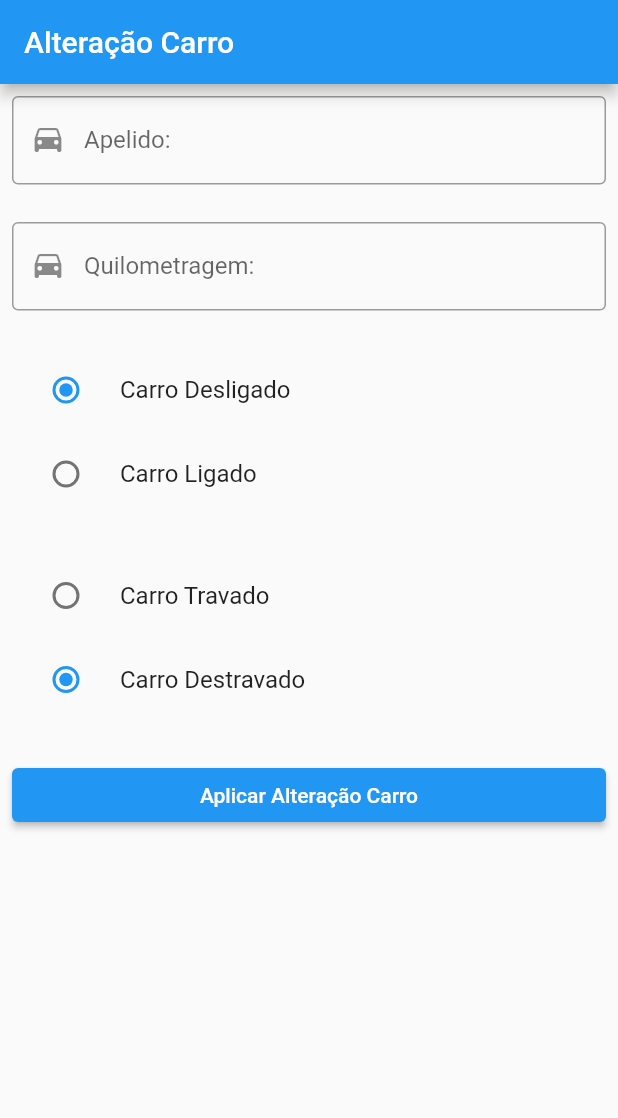
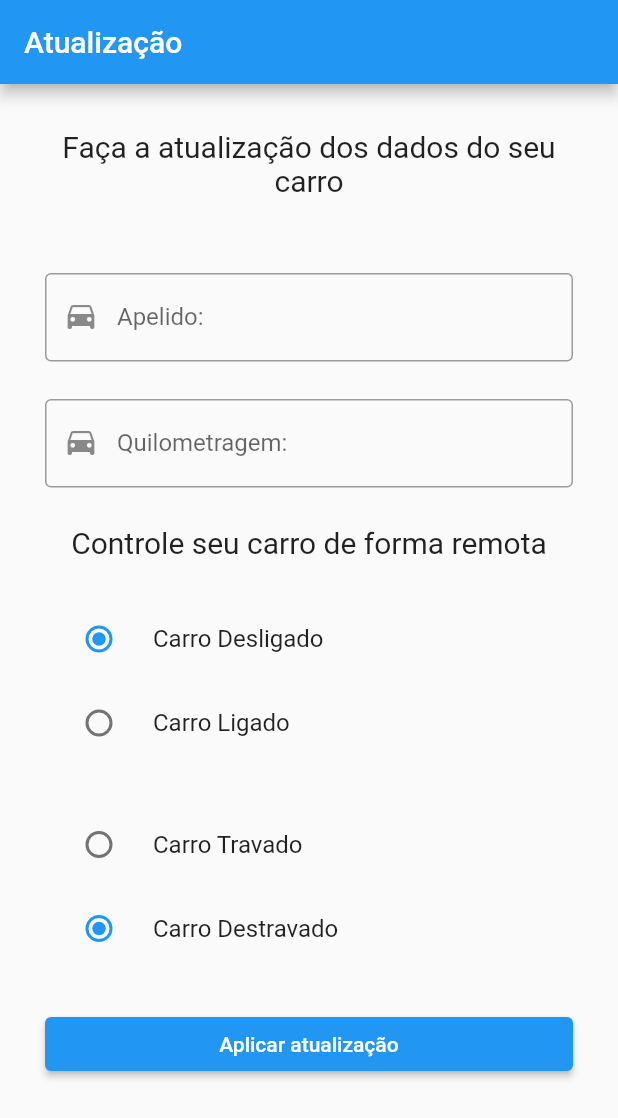
Before and after one commit to CaarlosAndrade/carroeletrico, a Flutter app: the AlteracaoCarroPage screen opened by its route, on a phone screen of 412 x 824 dp. Shown: the top 1118 px of the screen. Run offline on Flutter 3.47's test engine with Material 2 defaults, Android fonts, the phone set to English and light mode, and no system bars; our stand-ins replace google_maps_flutter, sqflite; accounts and stored records are empty; network calls fail; statements that could not run were skipped.

Commit message:
feat: atualizado tela alteração

```diff
--- a/lib/components/alteracao_carro_page.dart
+++ b/lib/components/alteracao_carro_page.dart
@@ -45,18 +45,31 @@ class _AlteracaoCarroPageState extends State<AlteracaoCarroPage> {
   Widget build(BuildContext context) {
     return Scaffold(
       appBar: AppBar(
-          title: const Text('Alteração Carro'),
-          automaticallyImplyLeading: false),
+          title: const Text('Atualização'), automaticallyImplyLeading: false),
       body: SingleChildScrollView(
         child: Form(
           key: _formKey,
           child: Padding(
-            padding: const EdgeInsets.all(8.0),
+            padding: const EdgeInsets.all(30),
             child: Column(
               children: [
+                const Text(
+                  'Faça a atualização dos dados do seu carro',
+                  style: TextStyle(fontSize: 20),
+                  textAlign: TextAlign.center,
+                ),
+                SizedBox(
+                  height: 50,
+                ),
                 _buildApelido(),
                 const SizedBox(height: 25),
                 _buildQuilometragem(),
+                const SizedBox(height: 25),
+                const Text(
+                  'Controle seu carro de forma remota',
+                  style: TextStyle(fontSize: 20),
+                  textAlign: TextAlign.center,
+                ),
                 const SizedBox(height: 25),
                 _buildChaveEletronica(),
                 const SizedBox(height: 25),
@@ -75,13 +88,13 @@ class _AlteracaoCarroPageState extends State<AlteracaoCarroPage> {
     return TextFormField(
       controller: _nomeController,
       decoration: const InputDecoration(
-          hintText: 'Informe um apelido',
+          hintText: 'Informe o apelido do seu carro',
           labelText: 'Apelido:',
           prefixIcon: Icon(Icons.time_to_leave),
           border: OutlineInputBorder()),
       validator: (value) {
         if (value == null || value.isEmpty) {
-          return 'Informe um apelido para o carro';
+          return 'Informe o apelido para identificação';
         }
         if (value.length < 5 || value.length > 30) {
           return 'O apelido deve ter entre 5 e 30 caracteres';
@@ -109,7 +122,7 @@ class _AlteracaoCarroPageState extends State<AlteracaoCarroPage> {
       child: ElevatedButton(
         child: const Padding(
           padding: EdgeInsets.all(10.0),
-          child: Text('Aplicar Alteração Carro'),
+          child: Text('Aplicar atualização'),
         ),
         onPressed: () async {
           final isValid = _formKey.currentState!.validate();
```
